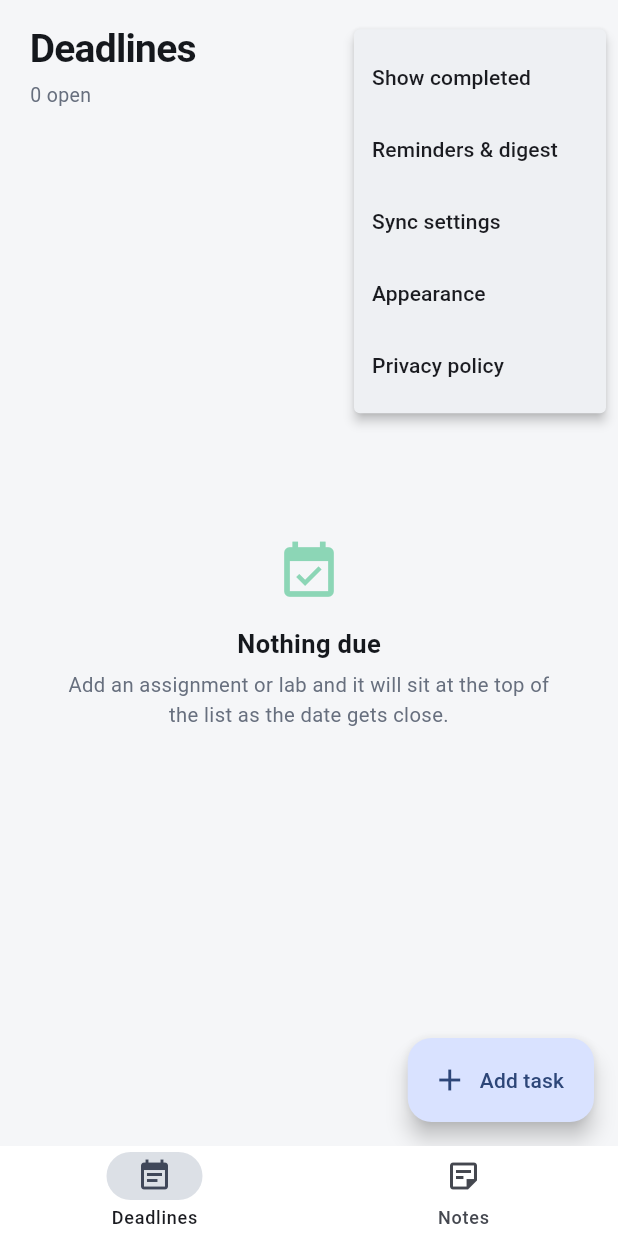
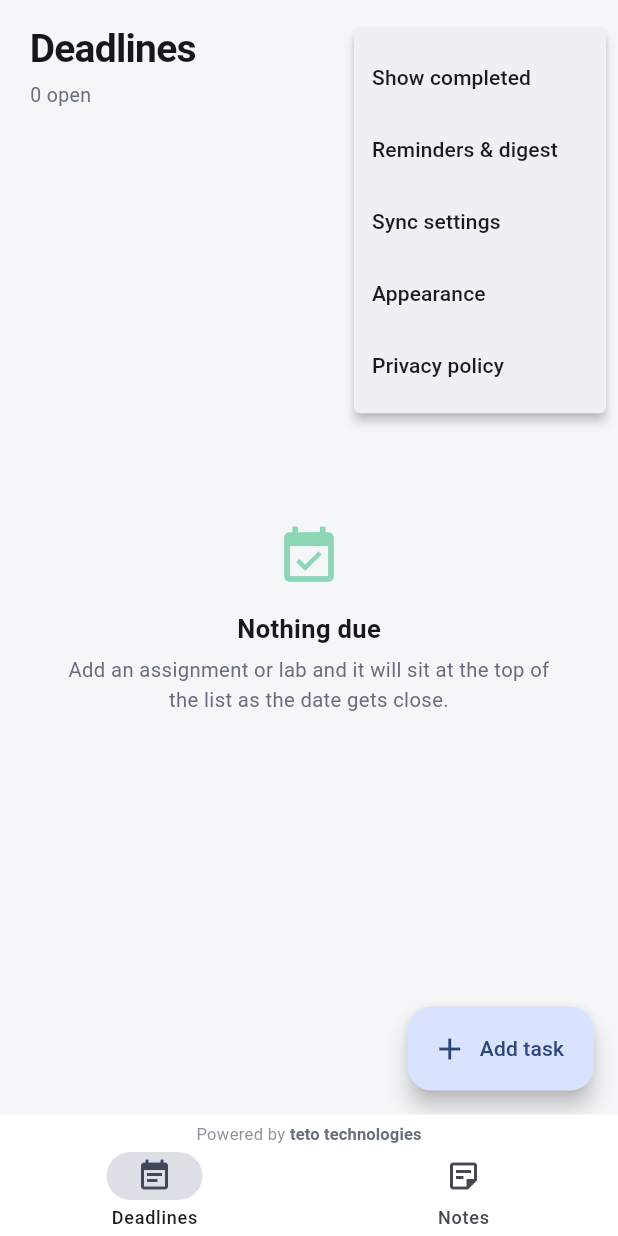
Before and after one commit to Rotich-elias/deadline_flutter, a Flutter app: the screen it shows after launch, after a tap on the "more vert" icon, on a phone screen of 412 x 824 dp. Run offline on Flutter 3.47's test engine with Material 3 defaults, Android fonts, the phone set to English and light mode, and no system bars; our stand-ins replace connectivity_plus, flutter_local_notifications, flutter_secure_storage, flutter_timezone, google_sign_in, shared_preferences and 2 more; missing offline and left inert: home_widget; accounts and stored records are empty.

Commit message:
feat(ui): implement branded loading sequence and task archiving
Introduce a new bootstrap process to eliminate the blank window between
the native splash screen and the first Flutter frame. This includes a
new `LoadingPage` and a managed startup sequence in `main.dart`.

Additionally, implement task archiving logic by adding `archivedAt` to
the `Task` model, allowing tasks to be moved to an archive instead of
being immediately purged.

Other changes:
- Update splash screen assets for Android and iOS
- Add `PoweredByFooter` to the home shell navigation
- Add `ui_chrome_test.dart` for UI testing
- Add internal tooling for splash generation

```diff
--- a/deadline/lib/main.dart
+++ b/deadline/lib/main.dart
@@ -10,11 +10,59 @@ import 'services/notifications.dart';
 import 'sync/sync_service.dart';
 import 'theme.dart';
 import 'ui/home_shell.dart';
+import 'ui/loading_page.dart';
+
+/// Minimum time the branded loading page stays up, so a fast start does not
+/// flash it for a couple of frames.
+const _minSplash = Duration(milliseconds: 900);
 
 Future<void> main() async {
   WidgetsFlutterBinding.ensureInitialized();
   SystemChrome.setEnabledSystemUIMode(SystemUiMode.edgeToEdge);
 
+  // Paint the loading page first, then open the database and load data behind
+  // it. This replaces the blank window that used to sit between the native
+  // splash and the first real frame.
+  runApp(const DeadlineBootstrap());
+}
+
+/// Everything the running app needs, once the async startup work is done.
+class _AppDeps {
+  const _AppDeps({
+    required this.store,
+    required this.notesStore,
+    required this.sync,
+    required this.appTheme,
+  });
+
+  final TaskStore store;
+  final NotesStore notesStore;
+  final SyncService sync;
+  final AppTheme appTheme;
+}
+
+class DeadlineBootstrap extends StatefulWidget {
+  const DeadlineBootstrap({super.key});
+
+  @override
+  State<DeadlineBootstrap> createState() => _DeadlineBootstrapState();
+}
+
+class _DeadlineBootstrapState extends State<DeadlineBootstrap> {
+  _AppDeps? _deps;
+  Object? _error;
+
+  @override
+  void initState() {
+    super.initState();
+    unawaited(_boot());
+  }
+
+  Future<void> _boot() async {
+    final started = DateTime.now();
+    if (_error != null) setState(() => _error = null);
+
+    try {
       final db = LocalDb();
       await db.open();
       await Notifications.instance.init();
@@ -31,12 +79,54 @@ Future<void> main() async {
       await sync.loadSettings();
       await appTheme.load();
 
-  runApp(DeadlineApp(
+      final elapsed = DateTime.now().difference(started);
+      if (elapsed < _minSplash) {
+        await Future<void>.delayed(_minSplash - elapsed);
+      }
+
+      if (!mounted) return;
+      setState(() {
+        _deps = _AppDeps(
           store: store,
           notesStore: notesStore,
           sync: sync,
           appTheme: appTheme,
-  ));
+        );
+      });
+    } catch (error, stack) {
+      debugPrint('Startup failed: $error\n$stack');
+      if (!mounted) return;
+      setState(() => _error = error);
+    }
+  }
+
+  @override
+  Widget build(BuildContext context) {
+    final deps = _deps;
+
+    if (_error != null) {
+      return MaterialApp(
+        debugShowCheckedModeBanner: false,
+        theme: buildTheme(Brightness.dark),
+        home: BootErrorView(detail: '$_error', onRetry: _boot),
+      );
+    }
+
+    if (deps == null) {
+      return MaterialApp(
+        debugShowCheckedModeBanner: false,
+        theme: buildTheme(Brightness.dark),
+        home: const LoadingPage(),
+      );
+    }
+
+    return DeadlineApp(
+      store: deps.store,
+      notesStore: deps.notesStore,
+      sync: deps.sync,
+      appTheme: deps.appTheme,
+    );
+  }
 }
 
 class DeadlineApp extends StatefulWidget {
--- a/deadline/lib/models/task.dart
+++ b/deadline/lib/models/task.dart
@@ -55,6 +55,7 @@ class Task {
     this.deleted = false,
     this.dirty = true,
     this.repeat = Repeat.none,
+    this.archivedAt,
     List<int>? reminderMinutes,
     DateTime? updatedAt,
   })  : reminderMinutes = reminderMinutes ?? defaultReminderMinutes,
@@ -93,7 +94,21 @@ class Task {
 
   /// Tombstone. Deletes have to travel to the server, so rows are flagged
   /// rather than removed, then purged once the server confirms them.
+  ///
+  /// While the row is still in the user's archive this stays `true` and
+  /// [archivedAt] is set. Clearing [archivedAt] turns it into a tombstone,
+  /// which is what makes a permanent delete travel to other devices.
   bool deleted;
+
+  /// When the user deleted this task, if it is being kept in the archive.
+  ///
+  /// Device-local like [reminderMinutes]: it is never sent to the server, so
+  /// each device keeps its own archive. A remote delete lands here with the
+  /// remote `updatedAt` as its archive time.
+  DateTime? archivedAt;
+
+  /// True when this task sits in the archive rather than waiting to be purged.
+  bool get archived => deleted && archivedAt != null;
 
   /// True when this copy has local changes the server has not seen.
   bool dirty;
--- a/deadline/lib/ui/home_shell.dart
+++ b/deadline/lib/ui/home_shell.dart
@@ -5,6 +5,7 @@ import '../data/task_store.dart';
 import '../sync/sync_service.dart';
 import '../theme.dart';
 import 'notes_list_page.dart';
+import 'powered_by_footer.dart';
 import 'task_list_page.dart';
 
 /// Bottom-nav switch between the two top-level sections: deadlines (the
@@ -45,7 +46,19 @@ class _HomeShellState extends State<HomeShell> {
           NotesListPage(store: widget.notesStore, sync: widget.sync),
         ],
       ),
-      bottomNavigationBar: NavigationBar(
+      bottomNavigationBar: Column(
+        mainAxisSize: MainAxisSize.min,
+        // Stretch so the credit strip spans the full width and blends into the
+        // navigation bar below it instead of hugging the text.
+        crossAxisAlignment: CrossAxisAlignment.stretch,
+        children: [
+          ColoredBox(
+            color: Ink0.surface,
+            child: const PoweredByFooter(
+              padding: EdgeInsets.only(top: 6, bottom: 0),
+            ),
+          ),
+          NavigationBar(
             selectedIndex: _index,
             onDestinationSelected: (i) => setState(() => _index = i),
             backgroundColor: Ink0.surface,
@@ -64,6 +77,8 @@ class _HomeShellState extends State<HomeShell> {
               ),
             ],
           ),
+        ],
+      ),
     );
   }
 }
--- /dev/null
+++ b/deadline/lib/ui/loading_page.dart
@@ -0,0 +1,263 @@
+import 'package:flutter/material.dart';
+
+import '../theme.dart';
+import 'powered_by_footer.dart';
+
+const _accent = Color(0xFF5C8DEF);
+
+/// Branded boot screen shown while the database, reminders, sync settings and
+/// appearance preference are loaded. It paints the same background as the
+/// native splash, so the hand-off from the platform splash is seamless.
+class LoadingPage extends StatefulWidget {
+  const LoadingPage({super.key, this.message = 'Getting things ready'});
+
+  /// The branded block, exposed so tests can assert it is centred (the native
+  /// splash artwork is positioned to match it).
+  static const contentKey = Key('loading-content');
+
+  final String message;
+
+  @override
+  State<LoadingPage> createState() => _LoadingPageState();
+}
+
+class _LoadingPageState extends State<LoadingPage>
+    with SingleTickerProviderStateMixin {
+  late final AnimationController _pulse = AnimationController(
+    vsync: this,
+    duration: const Duration(milliseconds: 1300),
+  )..repeat(reverse: true);
+
+  @override
+  void dispose() {
+    _pulse.dispose();
+    super.dispose();
+  }
+
+  @override
+  Widget build(BuildContext context) {
+    return Scaffold(
+      backgroundColor: Ink0.bg,
+      // The branded block sits in the exact centre of the window, with no
+      // intro animation: the native splash (generated from the same artwork,
+      // see assets/splash/) is drawn centred by Android, so the hand-off to
+      // this page is a straight pixel-on-pixel continuation.
+      // Brand artwork is drawn at fixed sizes (assets/splash/), so the block
+      // ignores the user's font-size setting. Otherwise the text would grow
+      // ~10% at font scale 1.1 and the splash hand-off would visibly change
+      // size. Nothing here is content the user needs scaled.
+      body: MediaQuery.withNoTextScaling(
+        child: Stack(
+          children: [
+            Center(
+              child: FittedBox(
+                fit: BoxFit.scaleDown,
+                child: Padding(
+                  padding: const EdgeInsets.symmetric(horizontal: 24),
+                  child: Column(
+                    key: LoadingPage.contentKey,
+                    mainAxisSize: MainAxisSize.min,
+                    children: [
+                      _Logo(pulse: _pulse),
+                      const SizedBox(height: 26),
+                      Text(
+                        'Deadlines&Notes',
+                        style: TextStyle(
+                          fontSize: 25,
+                          fontWeight: FontWeight.w700,
+                          letterSpacing: -0.5,
+                          color: Ink0.text,
+                        ),
+                      ),
+                      const SizedBox(height: 6),
+                      Text(
+                        'Sorting what is due next.',
+                        style: TextStyle(
+                          fontSize: 13.5,
+                          // Material 3 body letter spacing, mirrored in the
+                          // splash artwork (tool/generate_splash.py).
+                          letterSpacing: 0.25,
+                          color: Ink0.muted,
+                        ),
+                      ),
+                      const SizedBox(height: 34),
+                      SizedBox(
+                        width: 20,
+                        height: 20,
+                        child: CircularProgressIndicator(
+                          strokeWidth: 2.2,
+                          valueColor:
+                              const AlwaysStoppedAnimation<Color>(_accent),
+                          backgroundColor: Ink0.line,
+                        ),
+                      ),
+                      const SizedBox(height: 14),
+                      Semantics(
+                        liveRegion: true,
+                        child: Text(
+                          widget.message,
+                          textAlign: TextAlign.center,
+                          style: TextStyle(
+                            fontSize: 12.5,
+                            letterSpacing: 0.25,
+                            color: Ink0.muted,
+                            height: 1.4,
+                          ),
+                        ),
+                      ),
+                    ],
+                  ),
+                ),
+              ),
+            ),
+            const Align(
+              alignment: Alignment.bottomCenter,
+              child: SafeArea(
+                top: false,
+                child: PoweredByFooter(
+                  padding: EdgeInsets.only(top: 8, bottom: 12),
+                ),
+              ),
+            ),
+          ],
+        ),
+      ),
+    );
+  }
+}
+
+class _Logo extends StatelessWidget {
+  const _Logo({required this.pulse});
+
+  final Animation<double> pulse;
+
+  @override
+  Widget build(BuildContext context) {
+    return SizedBox(
+      width: 132,
+      height: 132,
+      child: Stack(
+        alignment: Alignment.center,
+        children: [
+          AnimatedBuilder(
+            animation: pulse,
+            builder: (context, _) => Container(
+              width: 124,
+              height: 124,
+              decoration: BoxDecoration(
+                shape: BoxShape.circle,
+                gradient: RadialGradient(
+                  colors: [
+                    _accent.withValues(alpha: 0.10 + 0.10 * pulse.value),
+                    _accent.withValues(alpha: 0),
+                  ],
+                ),
+              ),
+            ),
+          ),
+          Container(
+            width: 92,
+            height: 92,
+            padding: const EdgeInsets.all(18),
+            decoration: BoxDecoration(
+              color: Ink0.surface,
+              borderRadius: BorderRadius.circular(24),
+              border: Border.all(color: Ink0.line),
+              boxShadow: [
+                BoxShadow(
+                  color: Colors.black.withValues(alpha: 0.28),
+                  blurRadius: 24,
+                  offset: const Offset(0, 10),
+                ),
+              ],
+            ),
+            child: Image.asset(
+              'assets/icon/icon.png',
+              fit: BoxFit.contain,
+              filterQuality: FilterQuality.high,
+            ),
+          ),
+        ],
+      ),
+    );
+  }
+}
+
+/// Shown when startup fails (database, notifications or preferences). Keeps the
+/// branded chrome and offers a retry instead of leaving a black screen.
+class BootErrorView extends StatelessWidget {
+  const BootErrorView({super.key, required this.onRetry, this.detail});
+
+  final VoidCallback onRetry;
+  final String? detail;
+
+  @override
+  Widget build(BuildContext context) {
+    return Scaffold(
+      backgroundColor: Ink0.bg,
+      body: SafeArea(
+        child: Column(
+          children: [
+            Expanded(
+              child: Center(
+                child: Padding(
+                  padding: const EdgeInsets.symmetric(horizontal: 32),
+                  child: Column(
+                    mainAxisSize: MainAxisSize.min,
+                    children: [
+                      const Icon(Icons.error_outline,
+                          size: 44, color: Color(0xFFFF6B6B)),
+                      const SizedBox(height: 16),
+                      Text(
+                        'Could not start',
+                        style: TextStyle(
+                          fontSize: 19,
+                          fontWeight: FontWeight.w700,
+                          color: Ink0.text,
+                        ),
+                      ),
+                      const SizedBox(height: 8),
+                      Text(
+                        'Something went wrong while opening your data. '
+                        'Nothing has been deleted — try again.',
+                        textAlign: TextAlign.center,
+                        style: TextStyle(
+                          fontSize: 13.5,
+                          height: 1.45,
+                          color: Ink0.muted,
+                        ),
+                      ),
+                      if (detail != null && detail!.isNotEmpty) ...[
+                        const SizedBox(height: 14),
+                        Text(
+                          detail!,
+                          textAlign: TextAlign.center,
+                          maxLines: 4,
+                          overflow: TextOverflow.ellipsis,
+                          style: TextStyle(
+                            fontSize: 11.5,
+                            height: 1.4,
+                            color: Ink0.muted.withValues(alpha: 0.7),
+                          ),
+                        ),
+                      ],
+                      const SizedBox(height: 22),
+                      FilledButton.icon(
+                        onPressed: onRetry,
+                        icon: const Icon(Icons.refresh),
+                        label: const Text('Try again'),
+                      ),
+                    ],
+                  ),
+                ),
+              ),
+            ),
+            const PoweredByFooter(
+              padding: EdgeInsets.only(top: 8, bottom: 12),
+            ),
+          ],
+        ),
+      ),
+    );
+  }
+}
--- /dev/null
+++ b/deadline/lib/ui/powered_by_footer.dart
@@ -0,0 +1,40 @@
+import 'package:flutter/material.dart';
+
+import '../theme.dart';
+
+/// Small credit line shown at the bottom of the app and on the loading page.
+class PoweredByFooter extends StatelessWidget {
+  const PoweredByFooter({
+    super.key,
+    this.padding = const EdgeInsets.symmetric(vertical: 8),
+  });
+
+  final EdgeInsetsGeometry padding;
+
+  @override
+  Widget build(BuildContext context) {
+    return Padding(
+      padding: padding,
+      child: Text.rich(
+        TextSpan(
+          children: [
+            TextSpan(
+              text: 'Powered by ',
+              style: TextStyle(color: Ink0.muted.withValues(alpha: 0.75)),
+            ),
+            TextSpan(
+              text: 'teto technologies',
+              style: TextStyle(
+                color: Ink0.muted,
+                fontWeight: FontWeight.w600,
+                letterSpacing: 0.1,
+              ),
+            ),
+          ],
+        ),
+        textAlign: TextAlign.center,
+        style: const TextStyle(fontSize: 11, height: 1.35),
+      ),
+    );
+  }
+}
--- a/deadline/pubspec.yaml
+++ b/deadline/pubspec.yaml
@@ -53,7 +53,10 @@ flutter_launcher_icons:
 
 flutter_native_splash:
   color: "#0E131B"
-  image: assets/icon/icon.png
+  # Composed artwork that mirrors lib/ui/loading_page.dart, so the branded
+  # screen is up from the very first frame (regenerate with
+  # `python3 tool/generate_splash.py`).
+  image: assets/splash/splash_brand.png
   android_12:
     color: "#0E131B"
     image: assets/icon/icon.png
```
Also changed, not shown: deadline/assets/splash/splash_brand.png (added), deadline/assets/splash/splash_brand_preview.png (added), 11 other files. Lines whose indentation alone changed are shown as unchanged.
